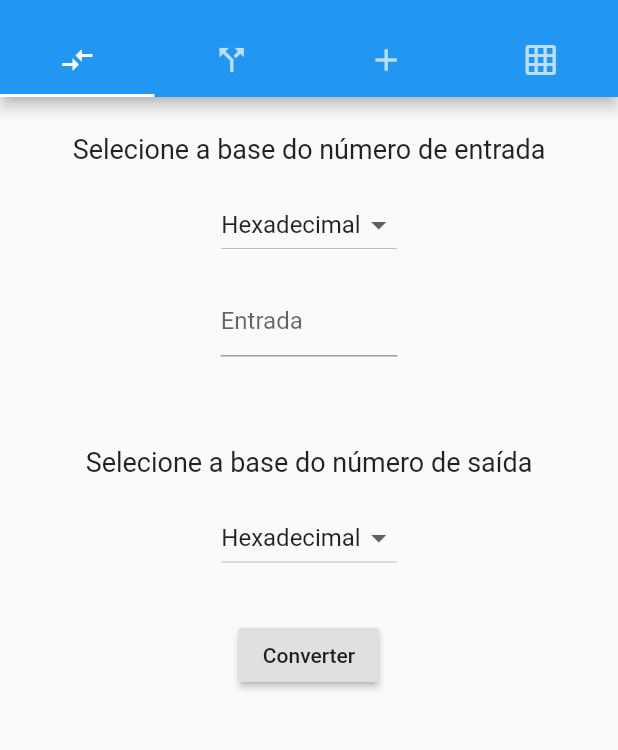
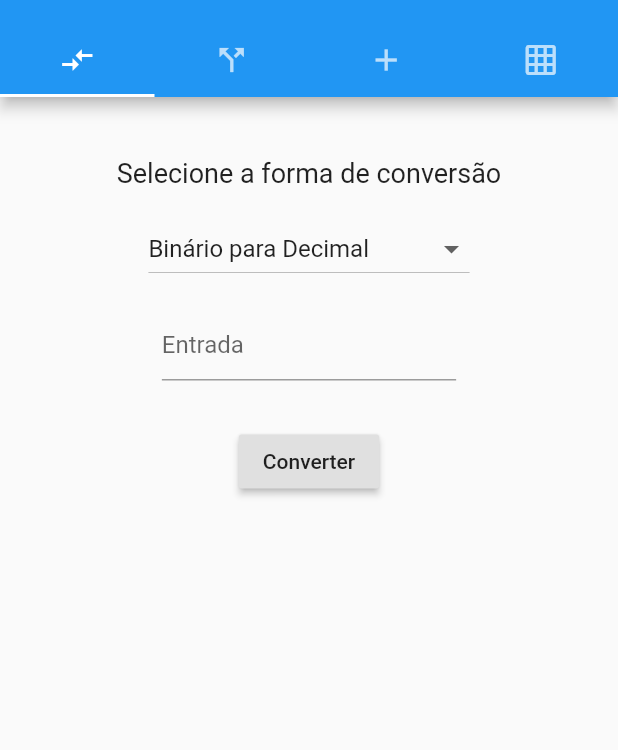
Before and after one commit to luiz-matias/tads-arqsis, a Flutter app: the screen it shows after launch, after a tap on "Converter", on a phone screen of 412 x 824 dp, the part 59-809 px from its top. Run offline on Flutter 3.47's test engine with Material 2 defaults, Android fonts, the phone set to English and light mode, and no system bars.

Commit message:
Added decToBin and decToHex functions

```diff
--- a/adder_circuit/lib/pages/base_converter.dart
+++ b/adder_circuit/lib/pages/base_converter.dart
@@ -16,10 +16,10 @@ class Bases {
 
   static List<Bases> getBases() {
     return <Bases>[
-      Bases(1, "Hexadecimal"),
-      Bases(2, "Decimal"),
-      Bases(3, "Octal"),
-      Bases(4, "Binário"),
+      Bases(1, "Binário para Decimal"),
+      Bases(2, "Decimal para Binário"),
+      Bases(3, "Decimal para Hexadecimal"),
+      Bases(4, "Hexadecimal para Decimal"),
     ];
   }
 }
@@ -28,14 +28,12 @@ class _BaseConverterPageState extends State<BaseConverterPage> {
   List<Bases> _bases = Bases.getBases();
   List<DropdownMenuItem<Bases>> _dropDownMenuItems;
   Bases _selectedBase;
-  Bases _secondSelectedBase;
   final textFieldController = TextEditingController();
 
   @override
   void initState() {
     _dropDownMenuItems = buildDropDownMenuItems(_bases);
     _selectedBase = _dropDownMenuItems[0].value;
-    _secondSelectedBase = _dropDownMenuItems[0].value;
     // TODO: implement initState
     super.initState();
   }
@@ -59,12 +57,6 @@ class _BaseConverterPageState extends State<BaseConverterPage> {
     });
   }
 
-  secondChangeDropdownItem(Bases secondBase) {
-    setState(() {
-      _secondSelectedBase = secondBase;
-    });
-  }
-
   @override
   Widget build(BuildContext context) {
     return Padding(
@@ -73,10 +65,15 @@ class _BaseConverterPageState extends State<BaseConverterPage> {
         mainAxisAlignment: MainAxisAlignment.start,
         crossAxisAlignment: CrossAxisAlignment.center,
         children: <Widget>[
-          Container(
-            child: Text(
-              "Selecione a base do número de entrada",
-              style: TextStyle(fontSize: 18),
+          Padding(
+            padding: const EdgeInsets.only(top: 16),
+            child: Container(
+              child: Text(
+                "Selecione a forma de conversão",
+                style: TextStyle(
+                  fontSize: 18,
+                ),
+              ),
             ),
           ),
           SizedBox(
@@ -95,33 +92,12 @@ class _BaseConverterPageState extends State<BaseConverterPage> {
             height: 16,
           ),
           Container(
-            width: MediaQuery.of(context).size.width / 3.5,
+            width: MediaQuery.of(context).size.width / 2.1,
             child: TextField(
               controller: textFieldController,
               decoration: InputDecoration(
                 hintText: 'Entrada',
                 fillColor: Colors.black,
-              ),
-            ),
-          ),
-          SizedBox(
-            height: 60,
-          ),
-          Container(
-            child: Text(
-              "Selecione a base do número de saída",
-              style: TextStyle(fontSize: 18),
-            ),
-          ),
-          SizedBox(
-            height: 16,
-          ),
-          Container(
-            child: Center(
-              child: DropdownButton(
-                value: _secondSelectedBase,
-                items: _dropDownMenuItems,
-                onChanged: secondChangeDropdownItem,
               ),
             ),
           ),
@@ -140,13 +116,17 @@ class _BaseConverterPageState extends State<BaseConverterPage> {
   _convertBase() {
     print("the button works!");
     print(_selectedBase.baseName);
-    print(_secondSelectedBase.baseName);
     print(textFieldController.text);
-    print(
-        "O número decimal ${textFieldController.text} na base ${_secondSelectedBase.baseName} é igual a ${binaryToDecimal(textFieldController.text, _secondSelectedBase.baseName)}");
+    if (_selectedBase.id == 1) {
+      print(
+          "O número decimal ${textFieldController.text} na base ${_selectedBase.baseName} é igual a ${binaryToDecimal(textFieldController.text)}");
+    } else if (_selectedBase.id == 2 || _selectedBase.id == 3) {
+      print(
+          "O número binário ${textFieldController.text} na base ${_selectedBase.baseName} é igual a ${decimaltoBinary(textFieldController.text, _selectedBase.id)}");
+    }
   }
 
-  binaryToDecimal(binaryNumber, base) {
+  binaryToDecimal(binaryNumber) {
     // Conversão do número de Int para String
     String num = binaryNumber.toString();
     // Declaração da variável de resultado
@@ -167,4 +147,42 @@ class _BaseConverterPageState extends State<BaseConverterPage> {
     // Retorna o valor total
     return dec_value;
   }
+
+  decimaltoBinary(decimalNumber, selectedBase) {
+    int base;
+    var decNumber = int.parse(decimalNumber);
+    print(decimalNumber);
+    if (selectedBase == 2) {
+      base = 2;
+    } else{
+      base = 16;
+    }
+
+    String convertedNumber = "";
+    int resto;
+    do {
+      resto = decNumber % base;
+      decNumber = decNumber ~/ base;
+      if(resto > 9) {
+        convertedNumber = "${swapNumberToHexCharacter(resto)}$convertedNumber";
+      } else {
+        convertedNumber = "${resto.toString()}$convertedNumber";
+      }
+    } while (decNumber != 0);
+
+    return convertedNumber;
+  }
+
+  String swapNumberToHexCharacter(int number) {
+    switch (number) {
+      case 10: return "A";
+      case 11: return "B";
+      case 12: return "C";
+      case 13: return "D";
+      case 14: return "E";
+      case 15: return "F";
+      default: return "";
+    }
+  }
+
 }
```
